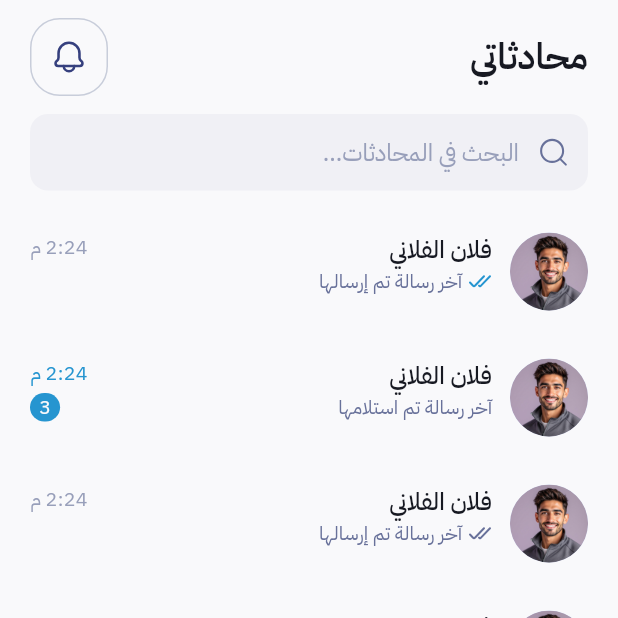
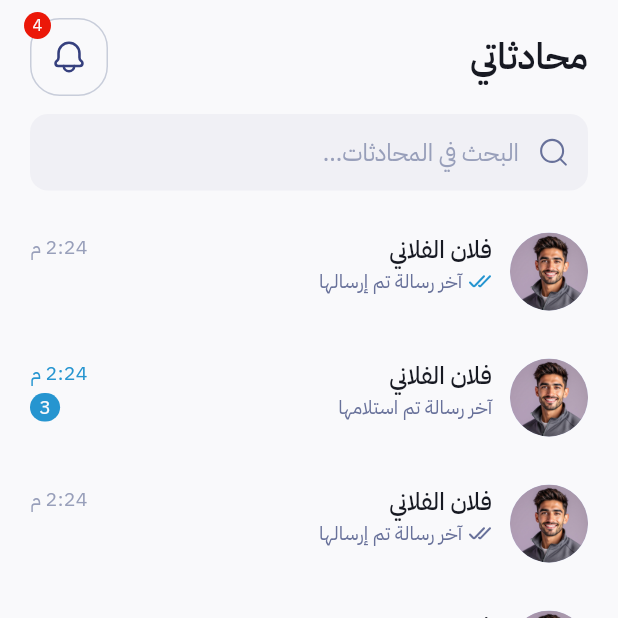
Before and after one commit to genitechsolutions/sl7li, a Flutter app: the MessagesScreen screen opened directly, on a phone screen of 412 x 824 dp, the top half of it. Run offline on Flutter 3.47's test engine with Material 3 defaults, Android fonts, the phone set to English and light mode, and no system bars; our stand-ins replace equatable, flutter_bloc, flutter_svg, geolocator, image_picker, just_audio and 1 more; missing offline and left inert: amplify_api, amplify_auth_cognito, amplify_flutter, amplify_storage_s3, record.

```diff
--- a/lib/app_providers.dart
+++ b/lib/app_providers.dart
@@ -7,6 +7,7 @@ import 'cubits/craftsman_signup_cubit.dart';
 import 'cubits/feature_cubits.dart';
 import 'cubits/professional_profile_cubit.dart';
 import 'cubits/load_cubit.dart';
+import 'cubits/unread_count_cubit.dart';
 import 'data/repositories/public_profile_repository.dart';
 import 'data/repositories/service_classifier_repository.dart';
 
@@ -31,6 +32,7 @@ class AppProviders extends StatelessWidget {
         BlocProvider(create: (_) => CraftsmanJobsCubit(d.craftsmanJobs)),
         BlocProvider(create: (_) => ConversationsCubit(d.conversations)),
         BlocProvider(create: (_) => NotificationsCubit(d.notifications)),
+        BlocProvider(create: (_) => UnreadCountCubit(d.notifications)),
         BlocProvider(create: (_) => ProfileCubit(d.profile)),
         BlocProvider(create: (_) => WalletCubit(d.wallet)),
         BlocProvider(create: (_) => MyOffersCubit(d.myOffers)),
@@ -54,6 +56,7 @@ Future<void> signOutAndReset(BuildContext context) async {
     context.read<CraftsmanJobsCubit>(),
     context.read<ConversationsCubit>(),
     context.read<NotificationsCubit>(),
+    context.read<UnreadCountCubit>(),
     context.read<ProfileCubit>(),
     context.read<WalletCubit>(),
     context.read<MyOffersCubit>(),
--- /dev/null
+++ b/lib/core/widgets/notification_badge.dart
@@ -0,0 +1,61 @@
+import 'package:flutter/material.dart';
+import 'package:flutter_bloc/flutter_bloc.dart';
+
+import '../../cubits/unread_count_cubit.dart';
+import '../theme/app_colors.dart';
+import '../theme/app_text_styles.dart';
+
+/// شارة العدد فوق زاوية الجرس؛ بتحمّل العدّاد أول ما تظهر.
+class NotificationBadge extends StatefulWidget {
+  const NotificationBadge({super.key, required this.child});
+
+  final Widget child;
+
+  @override
+  State<NotificationBadge> createState() => _NotificationBadgeState();
+}
+
+class _NotificationBadgeState extends State<NotificationBadge> {
+  @override
+  void initState() {
+    super.initState();
+    WidgetsBinding.instance.addPostFrameCallback((_) {
+      if (mounted) context.read<UnreadCountCubit>().load();
+    });
+  }
+
+  @override
+  Widget build(BuildContext context) {
+    final colors = context.colors;
+    final count = context.select((UnreadCountCubit c) => c.state.data ?? 0);
+    return Stack(
+      clipBehavior: Clip.none,
+      children: [
+        widget.child,
+        if (count > 0)
+          PositionedDirectional(
+            end: -4,
+            top: -4,
+            child: Container(
+              constraints: const BoxConstraints(minWidth: 18, minHeight: 18),
+              padding: const EdgeInsets.symmetric(horizontal: 4),
+              alignment: Alignment.center,
+              decoration: BoxDecoration(
+                color: colors.error,
+                borderRadius: BorderRadius.circular(9),
+              ),
+              child: Text(
+                count > 99 ? '99+' : '$count',
+                textDirection: TextDirection.ltr,
+                style: AppTextStyles.body12.copyWith(
+                  fontSize: 11,
+                  height: 1.2,
+                  color: colors.textOnPrimary,
+                ),
+              ),
+            ),
+          ),
+      ],
+    );
+  }
+}
--- /dev/null
+++ b/lib/cubits/unread_count_cubit.dart
@@ -0,0 +1,26 @@
+import '../data/repositories/notifications_repository.dart';
+import 'load_cubit.dart';
+
+/// عدّاد الإشعارات غير المقروءة (شارة الجرس).
+class UnreadCountCubit extends LoadCubit<int> {
+  UnreadCountCubit(this._repo);
+
+  final NotificationsRepository _repo;
+
+  @override
+  Future<int> fetch() => _repo.unreadCount();
+
+  void set(int count) => emit(LoadState(status: LoadStatus.success, data: count < 0 ? 0 : count));
+
+  void decrement() => set((state.data ?? 0) - 1);
+
+  /// فتح محادثة: بنعلّم إشعاراتها مقروءة وبنحدّث العدّاد.
+  Future<void> markConversation(String conversationId) async {
+    try {
+      await _repo.markConversationRead(conversationId);
+      await load(force: true);
+    } on Object {
+      // الشارة مش حرجة.
+    }
+  }
+}
--- a/lib/data/chat_data.dart
+++ b/lib/data/chat_data.dart
@@ -83,7 +83,24 @@ class NotificationItem {
     this.actionLabel,
     this.entityType,
     this.entityId,
+    this.id,
+    this.conversationId,
   });
+
+  final String? id;
+  final String? conversationId;
+
+  NotificationItem markedRead() => NotificationItem(
+    kind: kind,
+    title: title,
+    body: body,
+    time: time,
+    actionLabel: actionLabel,
+    entityType: entityType,
+    entityId: entityId,
+    id: id,
+    conversationId: conversationId,
+  );
 
   /// الكيان المرتبط بالإشعار (مثلاً job + معرّف الطلب) لفتحه بالنقر.
   final String? entityType;
--- a/lib/screens/craftsman/offers/my_offers_tab.dart
+++ b/lib/screens/craftsman/offers/my_offers_tab.dart
@@ -2,6 +2,7 @@ import 'package:flutter/material.dart';
 import 'package:flutter_bloc/flutter_bloc.dart';
 import 'package:flutter_svg/flutter_svg.dart';
 
+import '../../../core/widgets/notification_badge.dart';
 import '../../../core/theme/app_colors.dart';
 import '../../../core/theme/app_text_styles.dart';
 import '../../../core/widgets/app_icon_button.dart';
@@ -113,7 +114,7 @@ class _MyOffersTabState extends State<MyOffersTab> {
                   ),
                 ),
                 const Spacer(),
-                AppIconButton(
+                NotificationBadge(child: AppIconButton(
                   icon: 'assets/icons/ic_bell.svg',
                   onTap: () => Navigator.push(
                     context,
@@ -121,7 +122,7 @@ class _MyOffersTabState extends State<MyOffersTab> {
                       builder: (_) => const NotificationsScreen(),
                     ),
                   ),
-                ),
+                )),
               ],
             ),
           ),
--- a/lib/screens/craftsman/profile/craftsman_profile_tab.dart
+++ b/lib/screens/craftsman/profile/craftsman_profile_tab.dart
@@ -1,5 +1,6 @@
 import 'package:flutter/material.dart';
 
+import '../../../core/widgets/notification_badge.dart';
 import '../../../data/repositories/wallet_repository.dart';
 
 import 'package:flutter_bloc/flutter_bloc.dart';
@@ -91,7 +92,7 @@ class _CraftsmanProfileTabState extends State<CraftsmanProfileTab> {
                           ),
                         ),
                         const Spacer(),
-                        AppIconButton(
+                        NotificationBadge(child: AppIconButton(
                           icon: 'assets/icons/ic_set_bell_dark.svg',
                           onTap: () => Navigator.push(
                             context,
@@ -99,7 +100,7 @@ class _CraftsmanProfileTabState extends State<CraftsmanProfileTab> {
                               builder: (_) => const NotificationsScreen(),
                             ),
                           ),
-                        ),
+                        )),
                       ],
                     ),
                   ),
--- a/lib/screens/craftsman/widgets/craftsman_header.dart
+++ b/lib/screens/craftsman/widgets/craftsman_header.dart
@@ -2,6 +2,7 @@ import 'package:flutter/material.dart';
 import 'package:flutter_bloc/flutter_bloc.dart';
 import 'package:flutter_svg/flutter_svg.dart';
 
+import '../../../core/widgets/notification_badge.dart';
 import '../../../core/theme/app_colors.dart';
 import '../../../cubits/feature_cubits.dart';
 import '../../../core/theme/app_text_styles.dart';
@@ -71,7 +72,7 @@ class CraftsmanHeader extends StatelessWidget {
                     ],
                   ),
                 ),
-                AppIconButton(
+                NotificationBadge(child: AppIconButton(
                   icon: 'assets/icons/ic_bell.svg',
                   onTap: () => Navigator.push(
                     context,
@@ -79,7 +80,7 @@ class CraftsmanHeader extends StatelessWidget {
                       builder: (_) => const NotificationsScreen(),
                     ),
                   ),
-                ),
+                )),
               ],
             ),
             const SizedBox(height: 12),
--- a/lib/screens/messages/chat_screen.dart
+++ b/lib/screens/messages/chat_screen.dart
@@ -17,6 +17,7 @@ import '../my_requests/dialogs/request_dialogs.dart';
 import '../../core/backend/backend_exception.dart';
 import '../../core/voice/voice_recorder.dart';
 import 'widgets/message_status_icon.dart';
+import '../../cubits/unread_count_cubit.dart';
 import 'widgets/voice_bubble.dart';
 
 /// دردشة مع حرفي: رسائل، بطاقة الطلب، صور، وشريط كتابة.
@@ -68,6 +69,7 @@ class _ChatScreenState extends State<ChatScreen> {
       if (!mounted) return;
       setState(() => _messages = [...loaded]);
       unawaited(cubit.markRead(id).catchError((Object _) {}));
+      unawaited(context.read<UnreadCountCubit>().markConversation(id));
     } on Object {
       // نكمّل بالعينة.
     }
--- a/lib/screens/messages/messages_screen.dart
+++ b/lib/screens/messages/messages_screen.dart
@@ -2,6 +2,7 @@ import 'package:flutter/material.dart';
 import 'package:flutter/services.dart';
 import 'package:flutter_svg/flutter_svg.dart';
 
+import '../../core/widgets/notification_badge.dart';
 import '../../core/theme/app_colors.dart';
 import '../notifications/notifications_screen.dart';
 import '../../core/theme/app_text_styles.dart';
@@ -67,7 +68,7 @@ class MessagesScreen extends StatelessWidget {
                       ),
                     ),
                     const Spacer(),
-                    AppIconButton(
+                    NotificationBadge(child: AppIconButton(
                       icon: 'assets/icons/ic_bell.svg',
                       onTap: () => Navigator.push(
                         context,
@@ -75,7 +76,7 @@ class MessagesScreen extends StatelessWidget {
                           builder: (_) => const NotificationsScreen(),
                         ),
                       ),
-                    ),
+                    )),
                   ],
                 ),
               ),
--- a/lib/screens/my_requests/my_requests_screen.dart
+++ b/lib/screens/my_requests/my_requests_screen.dart
@@ -2,6 +2,7 @@ import 'package:flutter/material.dart';
 import 'package:flutter/services.dart';
 import 'package:flutter_svg/flutter_svg.dart';
 
+import '../../core/widgets/notification_badge.dart';
 import '../../cubits/feature_cubits.dart';
 import '../../cubits/load_view.dart';
 
@@ -89,7 +90,7 @@ class _MyRequestsScreenState extends State<MyRequestsScreen> {
                       theme: SvgTheme(currentColor: colors.primaryContent),
                     ),
                     const Spacer(),
-                    AppIconButton(
+                    NotificationBadge(child: AppIconButton(
                       icon: 'assets/icons/ic_bell.svg',
                       onTap: () => Navigator.push(
                         context,
@@ -97,7 +98,7 @@ class _MyRequestsScreenState extends State<MyRequestsScreen> {
                           builder: (_) => const NotificationsScreen(),
                         ),
                       ),
-                    ),
+                    )),
                   ],
                 ),
               ),
--- a/lib/screens/settings/settings_screen.dart
+++ b/lib/screens/settings/settings_screen.dart
@@ -1,4 +1,5 @@
 import 'package:flutter/material.dart';
+import '../../core/widgets/notification_badge.dart';
 import '../../core/backend/backend_exception.dart';
 import 'package:flutter/services.dart';
 import 'package:flutter_bloc/flutter_bloc.dart';
@@ -221,10 +222,10 @@ class _Header extends StatelessWidget {
             top: 43,
             child: SafeArea(
               top: false,
-              child: AppIconButton(
+              child: NotificationBadge(child: AppIconButton(
                 icon: 'assets/icons/ic_bell.svg',
                 onTap: onBell,
-              ),
+              )),
             ),
           ),
           Positioned(
```
Also changed, not shown: lib/core/backend/gql_notification_extras.dart (added, +19 -0 lines), lib/cubits/feature_cubits.dart (+14 -0 lines), lib/data/repositories/notifications_repository.dart (+96 -0 lines), lib/screens/notifications/notifications_screen.dart (+11 -2 lines), 1 other file.
